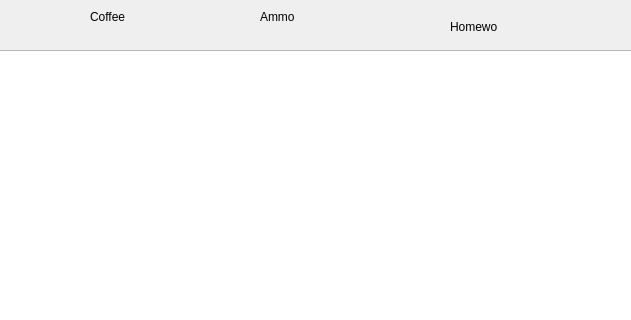
The window that 2I_project/mainWindow.ui (Ambrelux/QtGame) describes before a commit, drawn with Qt 5; both pictures show x 240 to 871 and y 0 to 320 of the 960 by 540 pixel window.
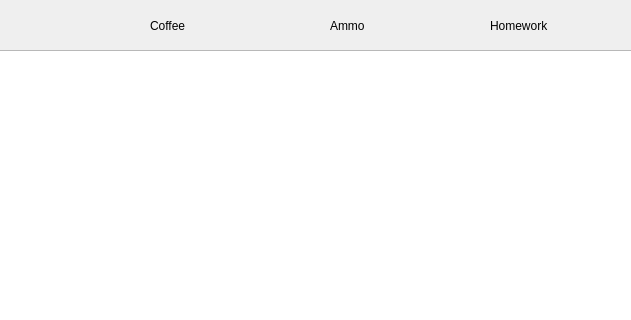
The same window after the commit. Icons and pictures are not drawn.

What changed in the file:
```diff
--- a/2I_project/mainWindow.ui
+++ b/2I_project/mainWindow.ui
@@ -11,7 +11,13 @@
    </rect>
   </property>
   <property name="windowTitle">
-   <string>MainWindow</string>
+   <string>PiouPiou Game</string>
+  </property>
+  <property name="iconSize">
+   <size>
+    <width>128</width>
+    <height>128</height>
+   </size>
   </property>
   <widget class="QWidget" name="centralwidget">
    <widget class="QGraphicsView" name="view">
@@ -62,10 +68,10 @@
    <widget class="QLabel" name="coffeeLabel">
     <property name="geometry">
      <rect>
-      <x>330</x>
+      <x>390</x>
       <y>10</y>
-      <width>47</width>
-      <height>13</height>
+      <width>81</width>
+      <height>31</height>
      </rect>
     </property>
     <property name="text">
@@ -75,10 +81,10 @@
    <widget class="QLabel" name="ammoLabel">
     <property name="geometry">
      <rect>
-      <x>500</x>
+      <x>570</x>
       <y>10</y>
-      <width>47</width>
-      <height>13</height>
+      <width>71</width>
+      <height>31</height>
      </rect>
     </property>
     <property name="text">
@@ -88,16 +94,80 @@
    <widget class="QLabel" name="homeworkLabel">
     <property name="geometry">
      <rect>
-      <x>690</x>
-      <y>20</y>
-      <width>47</width>
-      <height>13</height>
+      <x>730</x>
+      <y>10</y>
+      <width>61</width>
+      <height>31</height>
      </rect>
     </property>
     <property name="text">
      <string>Homework</string>
     </property>
    </widget>
+   <widget class="QLabel" name="label">
+    <property name="geometry">
+     <rect>
+      <x>320</x>
+      <y>10</y>
+      <width>41</width>
+      <height>31</height>
+     </rect>
+    </property>
+    <property name="text">
+     <string/>
+    </property>
+    <property name="pixmap">
+     <pixmap resource="res.qrc">:/images/images/item/coffee.png</pixmap>
+    </property>
+   </widget>
+   <widget class="QLabel" name="label_2">
+    <property name="geometry">
+     <rect>
+      <x>520</x>
+      <y>10</y>
+      <width>31</width>
+      <height>31</height>
+     </rect>
+    </property>
+    <property name="text">
+     <string/>
+    </property>
+    <property name="pixmap">
+     <pixmap resource="res.qrc">:/images/images/item/projectile.png</pixmap>
+    </property>
+   </widget>
+   <widget class="QLabel" name="label_3">
+    <property name="geometry">
+     <rect>
+      <x>670</x>
+      <y>15</y>
+      <width>31</width>
+      <height>31</height>
+     </rect>
+    </property>
+    <property name="text">
+     <string/>
+    </property>
+    <property name="pixmap">
+     <pixmap resource="res.qrc">:/images/images/item/homework.png</pixmap>
+    </property>
+   </widget>
+   <widget class="QLabel" name="endLabel">
+    <property name="geometry">
+     <rect>
+      <x>0</x>
+      <y>50</y>
+      <width>961</width>
+      <height>491</height>
+     </rect>
+    </property>
+    <property name="text">
+     <string>   </string>
+    </property>
+    <property name="alignment">
+     <set>Qt::AlignCenter</set>
+    </property>
+   </widget>
   </widget>
  </widget>
  <resources/>
```
Left out of the diff: 4 changed lines with no effect on the pictures.
